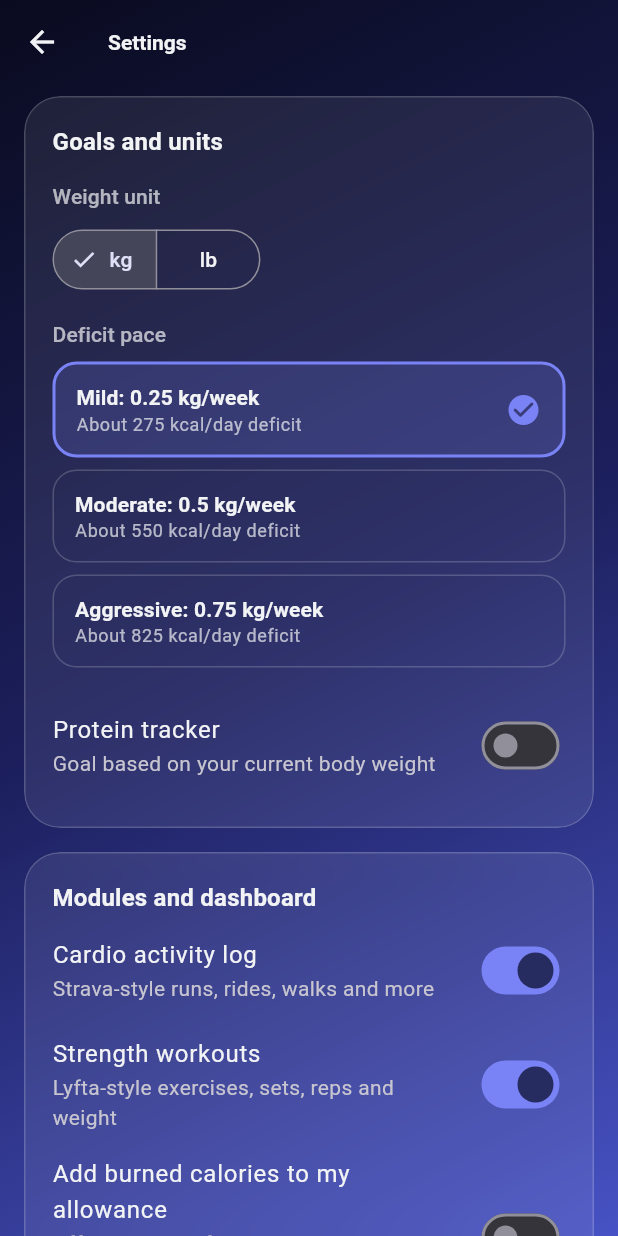
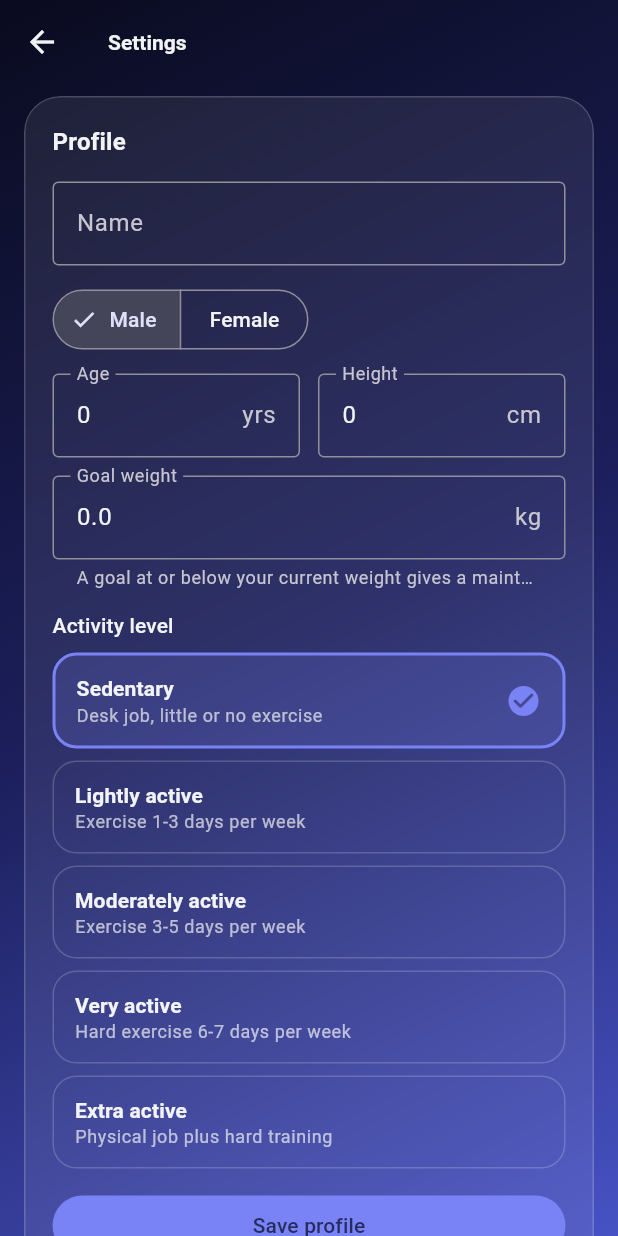
Before and after one commit to kjio-junior/calorie_tracker, a Flutter app: the SettingsScreen screen opened directly, on a phone screen of 412 x 824 dp. Run offline on Flutter 3.47's test engine with Material 3 defaults, Android fonts, the phone set to English and light mode, and no system bars; our stand-ins replace connectivity_plus, file_picker, flutter_local_notifications, flutter_secure_storage, flutter_timezone, google_fonts and 3 more; accounts and stored records are empty.

Commit message:
more features

```diff
--- /dev/null
+++ b/lib/features/settings/profile_card.dart
@@ -0,0 +1,210 @@
+import 'package:flutter/material.dart';
+import 'package:provider/provider.dart';
+
+import '../../core/utils/formatters.dart';
+import '../../core/widgets/glass_card.dart';
+import '../../core/widgets/select_tile.dart';
+import '../../domain/user_profile.dart';
+import '../../state/profile_controller.dart';
+
+/// Edit the details you entered during onboarding. Saving recalculates your
+/// BMR, TDEE, calorie target and protein goal right away.
+class ProfileCard extends StatelessWidget {
+  const ProfileCard({super.key});
+
+  @override
+  Widget build(BuildContext context) {
+    // Rebuild the form when the weight unit changes so the goal field
+    // shows the right unit.
+    final lbs =
+        context.select<ProfileController, bool>((c) => c.profile!.useLbs);
+    return _ProfileForm(key: ValueKey(lbs));
+  }
+}
+
+class _ProfileForm extends StatefulWidget {
+  const _ProfileForm({super.key});
+
+  @override
+  State<_ProfileForm> createState() => _ProfileFormState();
+}
+
+class _ProfileFormState extends State<_ProfileForm> {
+  final _formKey = GlobalKey<FormState>();
+  late final TextEditingController _name;
+  late final TextEditingController _height;
+  late final TextEditingController _age;
+  late final TextEditingController _goal;
+  late Sex _sex;
+  late ActivityLevel _activity;
+  late bool _lbs;
+
+  @override
+  void initState() {
+    super.initState();
+    final p = context.read<ProfileController>().profile!;
+    _lbs = p.useLbs;
+    _name = TextEditingController(text: p.name);
+    _height = TextEditingController(text: Fmt.amount(p.heightCm));
+    _age = TextEditingController(text: '${p.age}');
+    _goal = TextEditingController(
+      text: Units.fromKg(p.goalWeightKg, p.useLbs).toStringAsFixed(1),
+    );
+    _sex = p.sex;
+    _activity = p.activity;
+  }
+
+  @override
+  void dispose() {
+    _name.dispose();
+    _height.dispose();
+    _age.dispose();
+    _goal.dispose();
+    super.dispose();
+  }
+
+  double? _num(TextEditingController c) =>
+      double.tryParse(c.text.trim().replaceAll(',', '.'));
+
+  Future<void> _save() async {
+    if (!_formKey.currentState!.validate()) return;
+    final pc = context.read<ProfileController>();
+    final messenger = ScaffoldMessenger.of(context);
+    await pc.updateProfile(
+      pc.profile!.copyWith(
+        name: _name.text.trim(),
+        sex: _sex,
+        age: int.parse(_age.text.trim()),
+        heightCm: _num(_height)!,
+        goalWeightKg: Units.toKg(_num(_goal)!, _lbs),
+        activity: _activity,
+      ),
+    );
+    messenger.showSnackBar(
+      SnackBar(
+        content: Text(
+          'Profile saved. Daily target: ${pc.targets?.calorieTarget} kcal.',
+        ),
+      ),
+    );
+  }
+
+  @override
+  Widget build(BuildContext context) {
+    final text = Theme.of(context).textTheme;
+    const numeric = TextInputType.numberWithOptions(decimal: true);
+
+    return GlassCard(
+      child: Form(
+        key: _formKey,
+        child: Column(
+          crossAxisAlignment: CrossAxisAlignment.start,
+          children: [
+            Text(
+              'Profile',
+              style: text.titleMedium?.copyWith(fontWeight: FontWeight.w700),
+            ),
+            const SizedBox(height: 14),
+            TextFormField(
+              controller: _name,
+              textCapitalization: TextCapitalization.words,
+              decoration: const InputDecoration(
+                labelText: 'Name',
+                border: OutlineInputBorder(),
+              ),
+              validator: (v) =>
+                  (v ?? '').trim().isEmpty ? 'Enter your name' : null,
+            ),
+            const SizedBox(height: 12),
+            SegmentedButton<Sex>(
+              segments: const [
+                ButtonSegment(value: Sex.male, label: Text('Male')),
+                ButtonSegment(value: Sex.female, label: Text('Female')),
+              ],
+              selected: {_sex},
+              onSelectionChanged: (s) => setState(() => _sex = s.first),
+            ),
+            const SizedBox(height: 12),
+            Row(
+              children: [
+                Expanded(
+                  child: TextFormField(
+                    controller: _age,
+                    keyboardType: TextInputType.number,
+                    decoration: const InputDecoration(
+                      labelText: 'Age',
+                      suffixText: 'yrs',
+                      border: OutlineInputBorder(),
+                    ),
+                    validator: (v) {
+                      final n = int.tryParse((v ?? '').trim());
+                      if (n == null || n < 13 || n > 100) return '13 to 100';
+                      return null;
+                    },
+                  ),
+                ),
+                const SizedBox(width: 12),
+                Expanded(
+                  child: TextFormField(
+                    controller: _height,
+                    keyboardType: numeric,
+                    decoration: const InputDecoration(
+                      labelText: 'Height',
+                      suffixText: 'cm',
+                      border: OutlineInputBorder(),
+                    ),
+                    validator: (v) {
+                      final n = double.tryParse(
+                        (v ?? '').trim().replaceAll(',', '.'),
+                      );
+                      if (n == null || n < 100 || n > 250) return '100 to 250';
+                      return null;
+                    },
+                  ),
+                ),
+              ],
+            ),
+            const SizedBox(height: 12),
+            TextFormField(
+              controller: _goal,
+              keyboardType: numeric,
+              decoration: InputDecoration(
+                labelText: 'Goal weight',
+                suffixText: Units.unit(_lbs),
+                helperText:
+                    'A goal at or below your current weight gives a '
+                    'maintenance target.',
+                border: const OutlineInputBorder(),
+              ),
+              validator: (v) {
+                final n = double.tryParse((v ?? '').trim().replaceAll(',', '.'));
+                if (n == null) return 'Enter a number';
+                final kg = Units.toKg(n, _lbs);
+                if (kg < 30 || kg > 300) return 'Enter a realistic weight';
+                return null;
+              },
+            ),
+            const SizedBox(height: 14),
+            Text('Activity level', style: text.labelLarge),
+            const SizedBox(height: 8),
+            for (final a in ActivityLevel.values)
+              SelectTile(
+                title: a.label,
+                subtitle: a.description,
+                selected: _activity == a,
+                onTap: () => setState(() => _activity = a),
+              ),
+            const SizedBox(height: 6),
+            SizedBox(
+              width: double.infinity,
+              child: FilledButton(
+                onPressed: _save,
+                child: const Text('Save profile'),
+              ),
+            ),
+          ],
+        ),
+      ),
+    );
+  }
+}
--- a/lib/features/settings/settings_screen.dart
+++ b/lib/features/settings/settings_screen.dart
@@ -11,6 +11,8 @@ import 'ai_card.dart';
 import 'backup_card.dart';
 import 'reminders_card.dart';
 import 'display_card.dart';
+import 'font_download_tile.dart';
+import 'profile_card.dart';
 
 class SettingsScreen extends StatelessWidget {
   const SettingsScreen({super.key});
@@ -31,6 +33,8 @@ class SettingsScreen extends StatelessWidget {
         child: ListView(
           padding: const EdgeInsets.fromLTRB(16, 8, 16, 24),
           children: [
+            const ProfileCard(),
+            const SizedBox(height: 16),
             const _GoalsCard(),
             const SizedBox(height: 16),
             const DisplayCard(),
@@ -84,6 +88,8 @@ class SettingsScreen extends StatelessWidget {
                         ),
                     ],
                   ),
+                  const SizedBox(height: 10),
+                  const FontDownloadTile(),
                   const SizedBox(height: 18),
                   Text(
                     'Text size: ${(c.textScale * 100).round()}%',
```
Also changed, not shown: lib/features/settings/font_download_tile.dart (added, +93 -0 lines), 4 other files.
